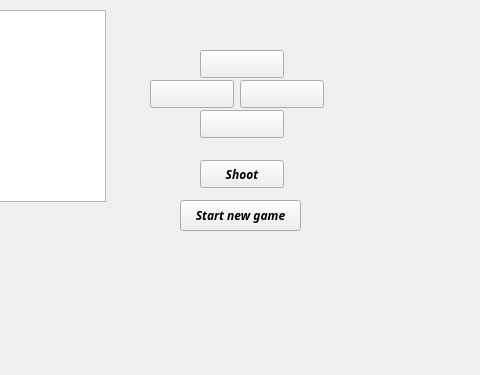
ctrl-elri/nyssemeni, file Game/mainwindow.ui: the form before one commit; both pictures show x 170 to 650 and y 0 to 375 of the 800 by 600 pixel window.
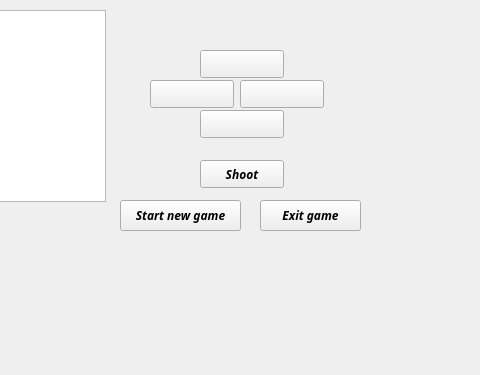
The form after the commit.

Commit message: Added exit-button to Mainwindow

```diff
--- a/Game/mainwindow.ui
+++ b/Game/mainwindow.ui
@@ -106,7 +106,7 @@
    <widget class="QPushButton" name="newgameButton">
     <property name="geometry">
      <rect>
-      <x>350</x>
+      <x>290</x>
       <y>200</y>
       <width>121</width>
       <height>31</height>
@@ -129,6 +129,19 @@
      <string/>
     </property>
    </widget>
+   <widget class="QPushButton" name="exitButton">
+    <property name="geometry">
+     <rect>
+      <x>430</x>
+      <y>200</y>
+      <width>101</width>
+      <height>31</height>
+     </rect>
+    </property>
+    <property name="text">
+     <string>Exit game</string>
+    </property>
+   </widget>
   </widget>
   <widget class="QMenuBar" name="menubar">
    <property name="geometry">
```
The commit also changes 5 other files.
